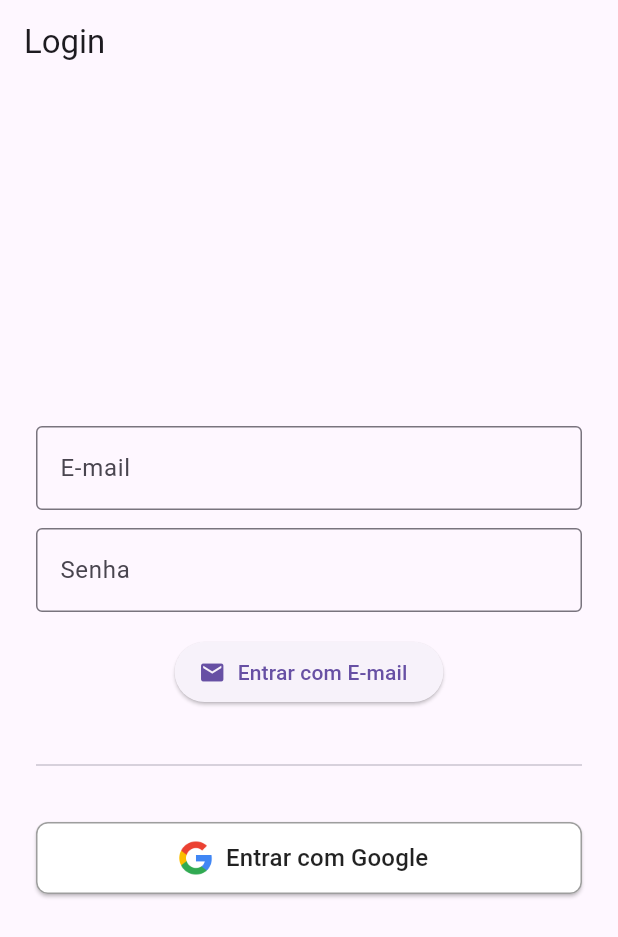
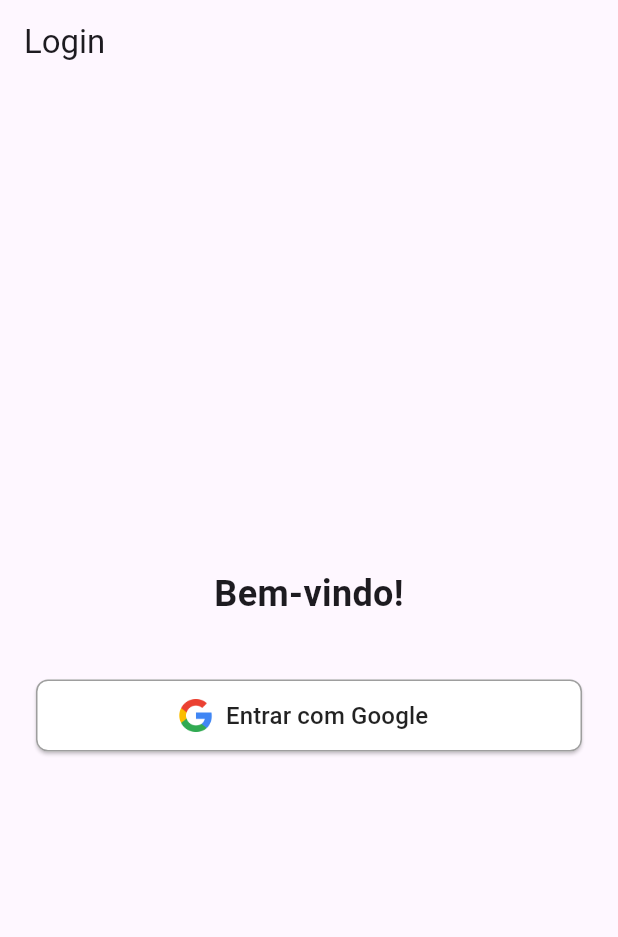
Before and after one commit to andreghenssler2/aula_cidade, a Flutter app: the screen it shows after launch, after a tap on "Entrar com Google", on a phone screen of 412 x 824 dp. Shown: the top 937 px of the screen. Run offline on Flutter 3.47's test engine with Material 3 defaults, Android fonts, the phone set to English and light mode, and no system bars; our stand-ins replace camera, cloud_firestore, firebase_auth, firebase_core, google_sign_in, shared_preferences and 1 more; accounts and stored records are empty.

Commit message:
Update login_page.dart

```diff
--- a/lib/view/login_page.dart
+++ b/lib/view/login_page.dart
@@ -12,35 +12,22 @@ class LoginPage extends StatefulWidget {
 
 class _LoginPageState extends State<LoginPage> {
   final authService = AuthService();
-  final _emailController = TextEditingController();
-  final _senhaController = TextEditingController();
   bool _loading = false;
 
-  Future<void> _loginComEmailSenha() async {
+  Future<void> _loginComGoogle() async {
     setState(() => _loading = true);
-
     try {
-      await FirebaseAuth.instance.signInWithEmailAndPassword(
-        email: _emailController.text.trim(),
-        password: _senhaController.text.trim(),
-      );
-
-      if (mounted) {
+      User? user = await authService.signInWithGoogle();
+      if (user != null && mounted) {
         Navigator.pushReplacement(
           context,
           MaterialPageRoute(builder: (_) => const ListaClientesPage()),
         );
       }
-    } on FirebaseAuthException catch (e) {
-      String msg;
-      if (e.code == 'user-not-found') {
-        msg = 'Usuário não encontrado.';
-      } else if (e.code == 'wrong-password') {
-        msg = 'Senha incorreta.';
-      } else {
-        msg = 'Erro: ${e.message}';
-      }
-      ScaffoldMessenger.of(context).showSnackBar(SnackBar(content: Text(msg)));
+    } catch (e) {
+      ScaffoldMessenger.of(context).showSnackBar(
+        SnackBar(content: Text('Erro ao fazer login com Google: $e')),
+      );
     } finally {
       setState(() => _loading = false);
     }
@@ -51,42 +38,19 @@ class _LoginPageState extends State<LoginPage> {
     return Scaffold(
       appBar: AppBar(title: const Text('Login')),
       body: Center(
-        child: SingleChildScrollView(
+        child: Padding(
           padding: const EdgeInsets.all(24),
           child: Column(
             mainAxisAlignment: MainAxisAlignment.center,
             children: [
-              // --- Login por e-mail/senha ---
-              TextField(
-                controller: _emailController,
-                decoration: const InputDecoration(
-                  labelText: 'E-mail',
-                  border: OutlineInputBorder(),
+              const Text(
+                'Bem-vindo!',
+                style: TextStyle(fontSize: 24, fontWeight: FontWeight.bold),
               ),
-              ),
-              const SizedBox(height: 12),
-              TextField(
-                controller: _senhaController,
-                decoration: const InputDecoration(
-                  labelText: 'Senha',
-                  border: OutlineInputBorder(),
-                ),
-                obscureText: true,
-              ),
-              const SizedBox(height: 16),
+              const SizedBox(height: 40),
               _loading
                   ? const CircularProgressIndicator()
                   : ElevatedButton.icon(
-                      icon: const Icon(Icons.email),
-                      label: const Text('Entrar com E-mail'),
-                      onPressed: _loginComEmailSenha,
-                    ),
-              const SizedBox(height: 30),
-              const Divider(),
-              const SizedBox(height: 30),
-
-              // --- Login com Google ---
-              ElevatedButton.icon(
                       icon: Image.asset(
                         'assets/google_logo.png',
                         height: 24,
@@ -105,17 +69,7 @@ class _LoginPageState extends State<LoginPage> {
                           side: const BorderSide(color: Colors.grey),
                         ),
                       ),
-                onPressed: () async {
-                  User? user = await authService.signInWithGoogle();
-                  if (user != null && mounted) {
-                    Navigator.pushReplacement(
-                      context,
-                      MaterialPageRoute(
-                        builder: (_) => const ListaClientesPage(),
-                      ),
-                    );
-                  }
-                },
+                      onPressed: _loginComGoogle,
                     ),
             ],
           ),
```
Lines whose indentation alone changed are shown as unchanged.
